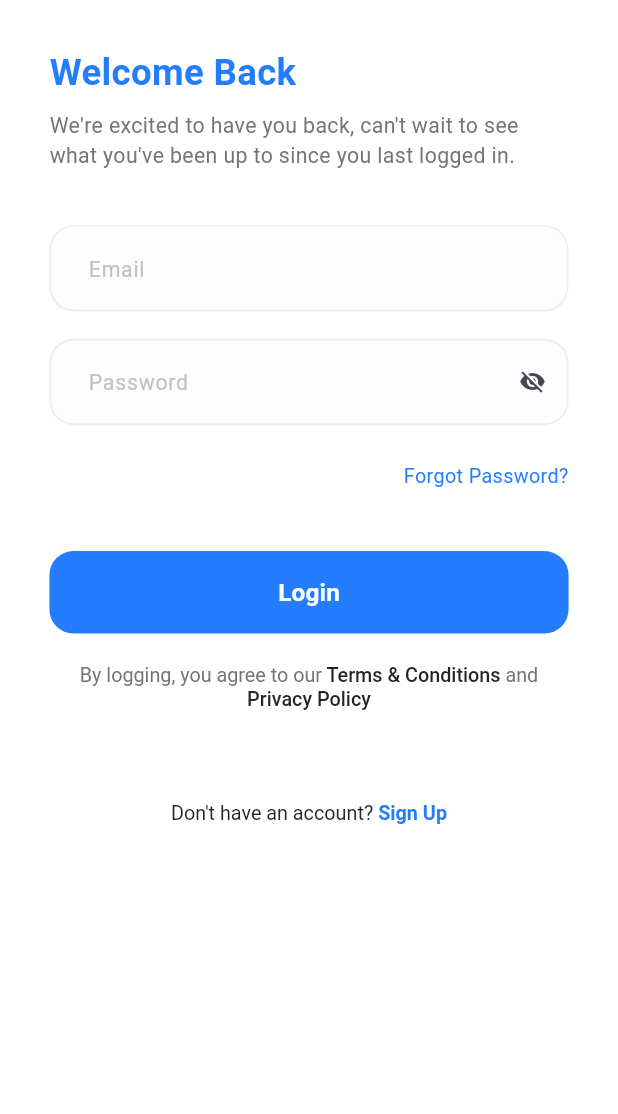
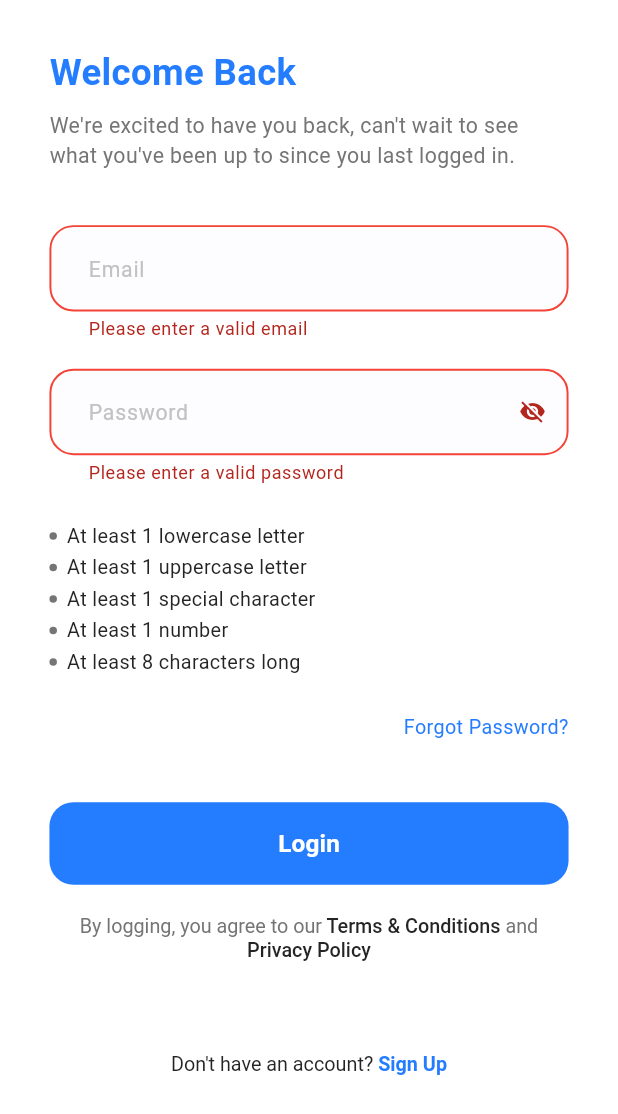
Before and after one commit to Roomero-Ammar/doc_app, a Flutter app: the LoginScreen screen opened by its route, after a tap on "Login", on a phone screen of 412 x 824 dp. Shown: the top 1114 px of the screen. Run offline on Flutter 3.47's test engine with Material 3 defaults, Android fonts, the light colour scheme and no system bars; our stand-ins replace dio, flutter_bloc, flutter_screenutil, flutter_svg, freezed_annotation, get_it and 2 more; generated files the repository leaves out were written again.

Commit message:
Login EP & Validation

```diff
--- /dev/null
+++ b/lib/core/helpers/app_regex.dart
@@ -0,0 +1,36 @@
+class AppRegex {
+  static bool isEmailValid(String email) {
+    return RegExp(r'^.+@[a-zA-Z]+\.{1}[a-zA-Z]+(\.{0,1}[a-zA-Z]+)$')
+        .hasMatch(email);
+  }
+
+  static bool isPasswordValid(String password) {
+    return RegExp(
+            r"^(?=.*[a-z])(?=.*[A-Z])(?=.*\d)(?=.*[@$!%*?&])[A-Za-z\d@$!%*?&]{8,}$")
+        .hasMatch(password);
+  }
+
+    static bool isPhoneNumberValid(String phoneNumber) {
+    return RegExp(r'^(010|011|012|015)[0-9]{8}$').hasMatch(phoneNumber);
+  }
+
+  static bool hasLowerCase(String password) {
+    return RegExp(r'^(?=.*[a-z])').hasMatch(password);
+  }
+
+  static bool hasUpperCase(String password) {
+    return RegExp(r'^(?=.*[A-Z])').hasMatch(password);
+  }
+
+  static bool hasNumber(String password) {
+    return RegExp(r'^(?=.*?[0-9])').hasMatch(password);
+  }
+
+  static bool hasSpecialCharacter(String password) {
+    return RegExp(r'^(?=.*?[#?!@$%^&*-])').hasMatch(password);
+  }
+
+  static bool hasMinLength(String password) {
+    return RegExp(r'^(?=.{8,})').hasMatch(password);
+  }
+}
--- a/lib/core/routing/app_router.dart
+++ b/lib/core/routing/app_router.dart
@@ -29,7 +29,7 @@ case Routes.splashScreen:
         return MaterialPageRoute(
           builder: (_) => BlocProvider(
             create: (context) => getIt<LoginCubit>(),
-            child: const LoginScreen(),
+            child:  LoginScreen(),
           ),
         );
       case Routes.signUpScreen:
--- a/lib/core/widgets/app_text_form_field.dart
+++ b/lib/core/widgets/app_text_form_field.dart
@@ -14,7 +14,7 @@ class AppTextFormField extends StatelessWidget {
   final Widget? suffixIcon;
   final Color? backgroundColor;
   final TextEditingController? controller;
- // final Function(String?) validator;
+ final Function(String?)? validator;
   const AppTextFormField({
     super.key,
     this.contentPadding,
@@ -27,7 +27,7 @@ class AppTextFormField extends StatelessWidget {
     this.suffixIcon,
     this.backgroundColor,
     this.controller,
-   // required this.validator,
+    this.validator,
   });
 
   @override
@@ -77,7 +77,8 @@ class AppTextFormField extends StatelessWidget {
       obscureText: isObscureText ?? false,
       style: TextStyles.font14DarkBlueMedium,
       validator: (value) {
-       // return validator(value);
+      // return validator(value);
+      return validator?.call(value);
       },
     );
   }
--- a/lib/features/home/ui/home_screen.dart
+++ b/lib/features/home/ui/home_screen.dart
@@ -6,6 +6,9 @@ class HomeScreen extends StatelessWidget {
   @override
  Widget build(BuildContext context) {
     return Scaffold(
+      appBar: AppBar(
+        title: Text('Home Screen'),
+      ),
       body: Center(
         child: Text('Home Screen'),
       ),
--- a/lib/features/login/logic/cubit/login_cubit.dart
+++ b/lib/features/login/logic/cubit/login_cubit.dart
@@ -2,6 +2,7 @@
 
 import 'package:doctors_speciality/features/login/data/models/login_request_body.dart';
 import 'package:doctors_speciality/features/login/data/models/login_response.dart';
+import 'package:flutter/widgets.dart';
 import 'package:flutter_bloc/flutter_bloc.dart';
 import 'package:doctors_speciality/features/login/data/repo/login_repo.dart';
 
@@ -12,9 +13,14 @@ class LoginCubit extends Cubit<LoginState> {
 
   LoginCubit(this._loginRepo) : super(const LoginState.initial());
 
+   TextEditingController emailController = TextEditingController();
+  TextEditingController passwordController = TextEditingController();
+  final formKey = GlobalKey<FormState>();
+
   void emitLoginState(LoginRequestBody loginRequestBody) async {
     emit(LoginState.loading());
-    final response = await _loginRepo.login(loginRequestBody);
+    final response = await _loginRepo.login(LoginRequestBody( email: emailController.text,
+        password: passwordController.text,));
 
     response.when(success: (loginResponse) {
       emit(LoginState.success(loginResponse));
--- a/lib/features/login/ui/login_screen.dart
+++ b/lib/features/login/ui/login_screen.dart
@@ -1,24 +1,22 @@
 import 'package:doctors_speciality/core/widgets/app_text_button.dart';
+import 'package:doctors_speciality/features/login/data/models/login_request_body.dart';
 import 'package:flutter/material.dart';
 import 'package:flutter_bloc/flutter_bloc.dart';
 import 'package:flutter_screenutil/flutter_screenutil.dart';
 
 import '../../../core/helpers/spacing.dart';
 import '../../../core/theming/styles.dart';
+import '../logic/cubit/login_cubit.dart';
 import 'widgets/email_and_password.dart';
+import 'widgets/login_bloc_listener.dart';
 import 'widgets/terms_and_conditions_text.dart';
 import 'widgets/dont_have_account_text.dart';
 
+class LoginScreen extends StatelessWidget {
+  LoginScreen({super.key});
 
-class LoginScreen extends StatefulWidget {
-  const LoginScreen({super.key});
+  final formKey = GlobalKey<FormState>();
 
-  @override
-  State<LoginScreen> createState() => _LoginScreenState();
-}
-
-class _LoginScreenState extends State<LoginScreen> {
-  final formKey = GlobalKey<FormState>();
   @override
   Widget build(BuildContext context) {
     return Scaffold(
@@ -43,11 +41,11 @@ class _LoginScreenState extends State<LoginScreen> {
                   key: formKey,
                   child: Column(
                     children: [
-
-                     const EmailAndPassword(),
+                      const EmailAndPassword(),
                       verticalSpace(24),
                       Align(
-                        alignment: AlignmentDirectional.centerEnd,  // AlignmentDirectional : to specialize the direction of the alignment in Arabic and English
+                        alignment: AlignmentDirectional
+                            .centerEnd, // AlignmentDirectional : to specialize the direction of the alignment in Arabic and English
                         child: Text(
                           'Forgot Password?',
                           style: TextStyles.font13BlueRegular,
@@ -59,14 +57,14 @@ class _LoginScreenState extends State<LoginScreen> {
                         textStyle: TextStyles.font16WhiteSemiBold,
                         buttonHeight: 55,
                         onPressed: () {
-                       //   validateThenDoLogin(context);
+                          validateThenDoLogin(context);
                         },
                       ),
                       verticalSpace(16),
-                     const TermsAndConditionsText(),
+                      const TermsAndConditionsText(),
                       verticalSpace(60),
-                     const DontHaveAccountText(),
-                   //   const LoginBlocListener(),
+                      const DontHaveAccountText(),
+                      const LoginBlocListener(),
                     ],
                   ),
                 ),
@@ -77,4 +75,13 @@ class _LoginScreenState extends State<LoginScreen> {
       ),
     );
   }
+
+  void validateThenDoLogin(BuildContext context) {
+    if (context.read<LoginCubit>().formKey.currentState!.validate()) {
+      // context.read<LoginCubit>().passwordController.text;
+      context.read<LoginCubit>().emitLoginState(LoginRequestBody(
+          email: context.read<LoginCubit>().emailController.text,
+          password: context.read<LoginCubit>().passwordController.text));
+    }
+  }
 }
--- a/lib/features/login/ui/widgets/email_and_password.dart
+++ b/lib/features/login/ui/widgets/email_and_password.dart
@@ -1,7 +1,11 @@
+import 'package:doctors_speciality/core/helpers/app_regex.dart';
 import 'package:doctors_speciality/core/helpers/spacing.dart';
+import 'package:doctors_speciality/features/login/ui/widgets/password_validations.dart';
 import 'package:flutter/material.dart';
+import 'package:flutter_bloc/flutter_bloc.dart';
 
 import '../../../../core/widgets/app_text_form_field.dart';
+import '../../logic/cubit/login_cubit.dart';
 
 class EmailAndPassword extends StatefulWidget {
   const EmailAndPassword({super.key});
@@ -11,23 +15,56 @@ class EmailAndPassword extends StatefulWidget {
 }
 
 class _EmailAndPasswordState extends State<EmailAndPassword> {
+   bool hasLowerCase = false;
+   bool hasUpperCase = false;
+   bool hasSpecialCharacters = false;
+   bool hasNumber = false;
+   bool hasMinLength = false;
+
+  late TextEditingController passwordController;
   bool isObscureText = true;
+
+  @override
+  void initState() {
+    passwordController = context.read<LoginCubit>().passwordController;
+    super.initState();
+    setupPasswordControllerListener();
+  }
+
+   void setupPasswordControllerListener()
+   {
+    passwordController.addListener(() {
+      setState(() {
+        hasLowerCase = AppRegex.hasLowerCase(passwordController.text);
+        hasUpperCase = AppRegex.hasUpperCase(passwordController.text);
+        hasSpecialCharacters = AppRegex.hasSpecialCharacter(passwordController.text);
+        hasNumber = AppRegex.hasNumber(passwordController.text);
+        hasMinLength = AppRegex.hasMinLength(passwordController.text);
+      });
+    });
+   }
+
   @override
   Widget build(BuildContext context) {
     return Form(
-      child:  Column(
+      key: context.read<LoginCubit>().formKey,
+      child: Column(
         children: [
           AppTextFormField(
             hintText: 'Email',
-
-                // validator: (value) {
-                //   if (value == null || value.isEmpty) {
-                //     return 'Please enter a valid password';
-                //   }
-                // },
+            validator: (value) {
+              if (value == null || value.isEmpty
+                   ||
+                   !AppRegex.isEmailValid(value)
+                  ) {
+                return 'Please enter a valid email';
+              }
+            },
+            controller: context.read<LoginCubit>().emailController,
           ),
           verticalSpace(18),
           AppTextFormField(
+            controller: context.read<LoginCubit>().passwordController,
             hintText: 'Password',
             isObscureText: isObscureText,
             suffixIcon: GestureDetector(
@@ -40,14 +77,28 @@ class _EmailAndPasswordState extends State<EmailAndPassword> {
                 isObscureText ? Icons.visibility_off : Icons.visibility,
               ),
             ),
-                // validator: (value) {
-                //   if (value == null || value.isEmpty) {
-                //     return 'Please enter a valid password';
-                //   }
-                // },
+            validator: (value) {
+              if (value == null || value.isEmpty) {
+                return 'Please enter a valid password';
+              }
+            },
+          ),
+          verticalSpace(24),
+          PasswordValidations(
+            hasLowerCase: hasLowerCase,
+            hasUpperCase: hasUpperCase,
+            hasSpecialCharacters: hasSpecialCharacters,
+            hasNumber: hasNumber,
+            hasMinLength: hasMinLength,
           ),
         ],
       ),
     );
+  } @override
+  void dispose() {
+    passwordController.dispose();
+    super.dispose();
   }
+
+
 }
--- a/lib/features/login/ui/widgets/password_validations.dart
+++ b/lib/features/login/ui/widgets/password_validations.dart
@@ -0,0 +1,58 @@
+import 'package:doctors_speciality/core/helpers/spacing.dart';
+import 'package:doctors_speciality/core/theming/colors.dart';
+import 'package:doctors_speciality/core/theming/styles.dart';
+import 'package:flutter/material.dart';
+import 'package:flutter/widgets.dart';
+
+class PasswordValidations extends StatelessWidget {
+  final bool hasLowerCase;
+  final bool hasUpperCase;
+  final bool hasSpecialCharacters;
+  final bool hasNumber;
+  final bool hasMinLength;
+  const PasswordValidations(
+      {super.key,
+      required this.hasLowerCase,
+      required this.hasUpperCase,
+      required this.hasSpecialCharacters,
+      required this.hasNumber,
+      required this.hasMinLength});
+
+  @override
+  Widget build(BuildContext context) {
+    return Column(
+      children: [
+        buildValidationRow('At least 1 lowercase letter', hasLowerCase),
+        verticalSpace(2),
+        buildValidationRow('At least 1 uppercase letter', hasUpperCase),
+        verticalSpace(2),
+        buildValidationRow( 'At least 1 special character', hasSpecialCharacters),
+        verticalSpace(2),
+        buildValidationRow('At least 1 number', hasNumber),
+        verticalSpace(2),
+        buildValidationRow('At least 8 characters long', hasMinLength),
+      ],
+    );
+  }
+}
+
+buildValidationRow(String text, bool hasValidated) {
+  return Row(
+    children: [
+      const CircleAvatar(
+        radius: 2.5,
+        backgroundColor: ColorsManager.gray,
+      ),
+      horizontalSpace(6),
+      Text(
+        text,
+        style: TextStyles.font13DarkBlueRegular.copyWith(
+          decoration: hasValidated ? TextDecoration.lineThrough : null,
+          decorationColor: Colors.green,
+          decorationThickness: 2,
+          color: hasValidated ? ColorsManager.gray : ColorsManager.darkBlue,
+        ),
+      )
+    ],
+  );
+}
```
Also changed, not shown: lib/features/login/ui/widgets/login_bloc_listener.dart (added, +70 -0 lines). Lines whose indentation alone changed are shown as unchanged.
